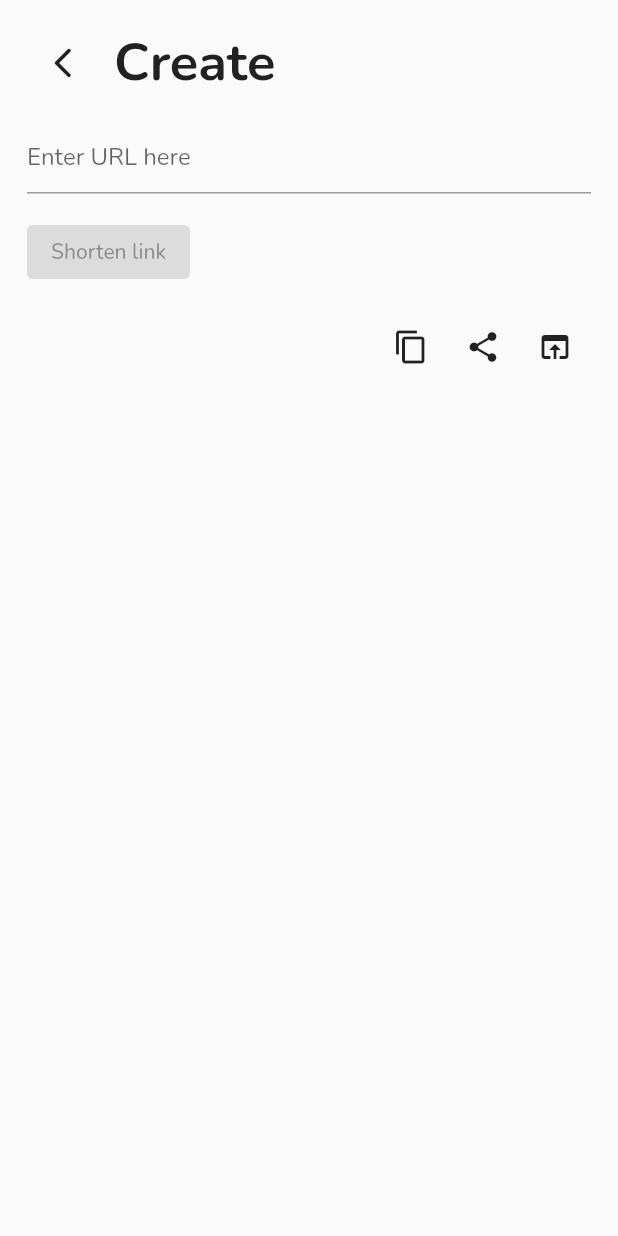
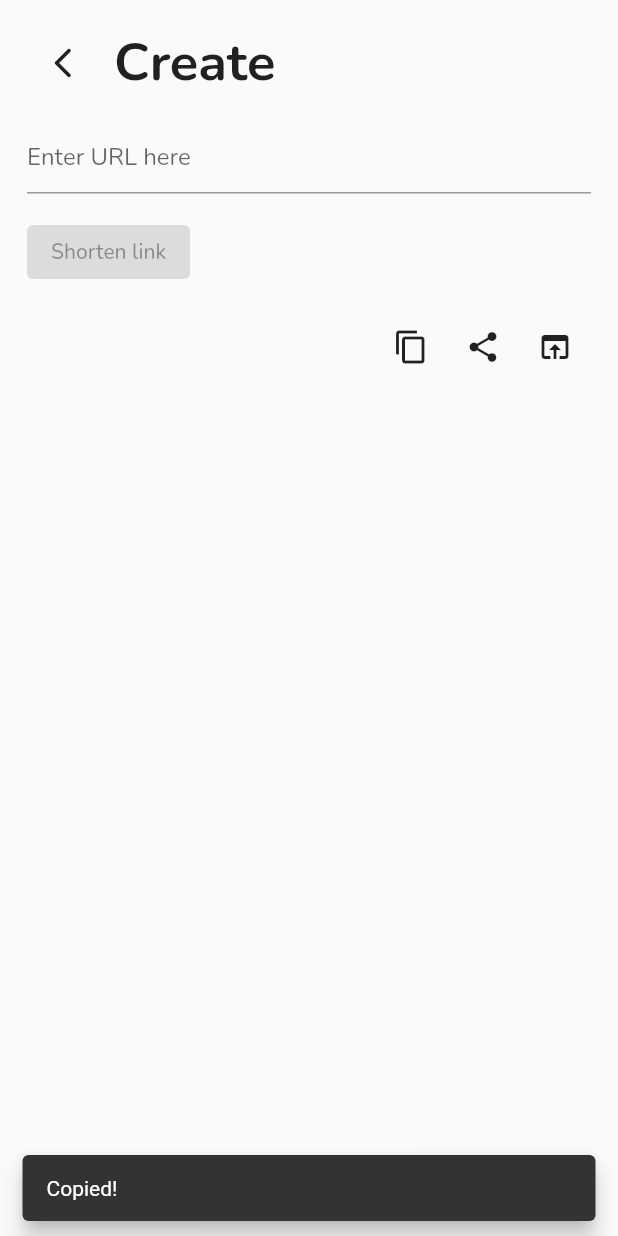
Before and after one commit to iqfareez/shortqly, a Flutter app: the CreatePage widget shown alone on an empty page, opened directly, after a tap on the "content copy" icon, on a phone screen of 412 x 824 dp. Run offline on Flutter 3.47's test engine with Material 2 defaults, Android fonts, the phone set to English and light mode, and no system bars; our stand-ins replace firebase_core, firebase_dynamic_links, google_fonts, progress_indicators, share_plus; accounts and stored records are empty.

Commit message:
:heavy_plus_sign: url_launcher :heavy_plus_sign: progress_indicators :heavy_plus_sign: share_plus

```diff
--- a/lib/CONSTANTS.dart
+++ b/lib/CONSTANTS.dart
@@ -1,4 +1,4 @@
 // Links
-const kShortFdl = 'https://sqly.page.link';
+const kShortFdl = 'sqly.page.link';
 
 const kAppName = 'Shortqly';
--- a/lib/views/create.dart
+++ b/lib/views/create.dart
@@ -1,4 +1,10 @@
+import 'package:firebase_dynamic_links/firebase_dynamic_links.dart';
 import 'package:flutter/material.dart';
+import 'package:flutter/services.dart';
+import 'package:progress_indicators/progress_indicators.dart';
+import 'package:share_plus/share_plus.dart';
+import 'package:shortqly/CONSTANTS.dart';
+import 'package:url_launcher/url_launcher.dart';
 
 class CreatePage extends StatefulWidget {
   @override
@@ -8,6 +14,7 @@ class CreatePage extends StatefulWidget {
 class _CreatePageState extends State<CreatePage> {
   final TextEditingController _linkEditingController = TextEditingController();
   String _generatedFdl = '';
+  bool _isLoading = false;
   @override
   Widget build(BuildContext context) {
     return GestureDetector(
@@ -51,19 +58,44 @@ class _CreatePageState extends State<CreatePage> {
                 ElevatedButton(
                   onPressed: _linkEditingController.text.isEmpty
                       ? null
-                      : () {
+                      : () async {
+                          //TODO: Try to create fdl without url yg betul
+                          //TODO: Fdl here
+
+                          setState(() => _isLoading = true);
+                          DynamicLinkParameters parameters =
+                              DynamicLinkParameters(
+                            uriPrefix: 'https://$kShortFdl',
+                            link: Uri.parse(_linkEditingController.text),
+                            googleAnalyticsParameters:
+                                GoogleAnalyticsParameters(
+                              campaign: 'shorten',
+                              medium: 'app',
+                              source: 'shortqly',
+                            ),
+                          );
+
+                          final ShortDynamicLink _shortDynamicLink =
+                              await parameters.buildShortLink();
+                          final Uri _shortUrl = _shortDynamicLink.shortUrl;
+
                           setState(() {
-                            _generatedFdl =
-                                'https://${_linkEditingController.text}';
+                            _isLoading = false;
+                            _generatedFdl = _shortUrl.toString();
                           });
-
-                          //TODO: Fdl here
                         },
                   child: Text('Shorten link'),
                 ),
                 Padding(
                   padding: const EdgeInsets.symmetric(vertical: 15),
-                  child: Row(
+                  child: Builder(
+                    builder: (context) {
+                      if (_isLoading) {
+                        return JumpingDotsProgressIndicator(
+                          fontSize: 30,
+                        );
+                      } else {
+                        return Row(
                           mainAxisAlignment: MainAxisAlignment.spaceBetween,
                           children: [
                             Text(
@@ -73,14 +105,38 @@ class _CreatePageState extends State<CreatePage> {
                             Row(
                               mainAxisSize: MainAxisSize.min,
                               children: [
-                          IconButton(onPressed: () {}, icon: Icon(Icons.copy)),
-                          IconButton(onPressed: () {}, icon: Icon(Icons.share)),
                                 IconButton(
-                              onPressed: () {},
+                                    onPressed: () {
+                                      Clipboard.setData(ClipboardData(
+                                              text: _generatedFdl))
+                                          .then((value) {
+                                        ScaffoldMessenger.of(context)
+                                            .showSnackBar(
+                                          SnackBar(
+                                            content: Text('Copied!'),
+                                            behavior: SnackBarBehavior.floating,
+                                          ),
+                                        );
+                                      });
+                                    },
+                                    icon: Icon(Icons.copy)),
+                                IconButton(
+                                    onPressed: () {
+                                      Share.share(_generatedFdl,
+                                          subject: 'I\'m sharing my link');
+                                    },
+                                    icon: Icon(Icons.share)),
+                                IconButton(
+                                    onPressed: () {
+                                      launch(_generatedFdl);
+                                    },
                                     icon: Icon(Icons.open_in_browser)),
                               ],
                             )
                           ],
+                        );
+                      }
+                    },
                   ),
                 ),
               ],
--- a/pubspec.yaml
+++ b/pubspec.yaml
@@ -32,6 +32,9 @@ dependencies:
   firebase_core: ^1.1.1
   qr_flutter: ^4.0.0
   animations: ^2.0.0
+  url_launcher: ^6.0.3
+  progress_indicators: ^1.0.0
+  share_plus: ^2.0.3
 
 dev_dependencies:
   flutter_test:
```
Also changed, not shown: pubspec.lock, 2 other files. Lines whose indentation alone changed are shown as unchanged.
